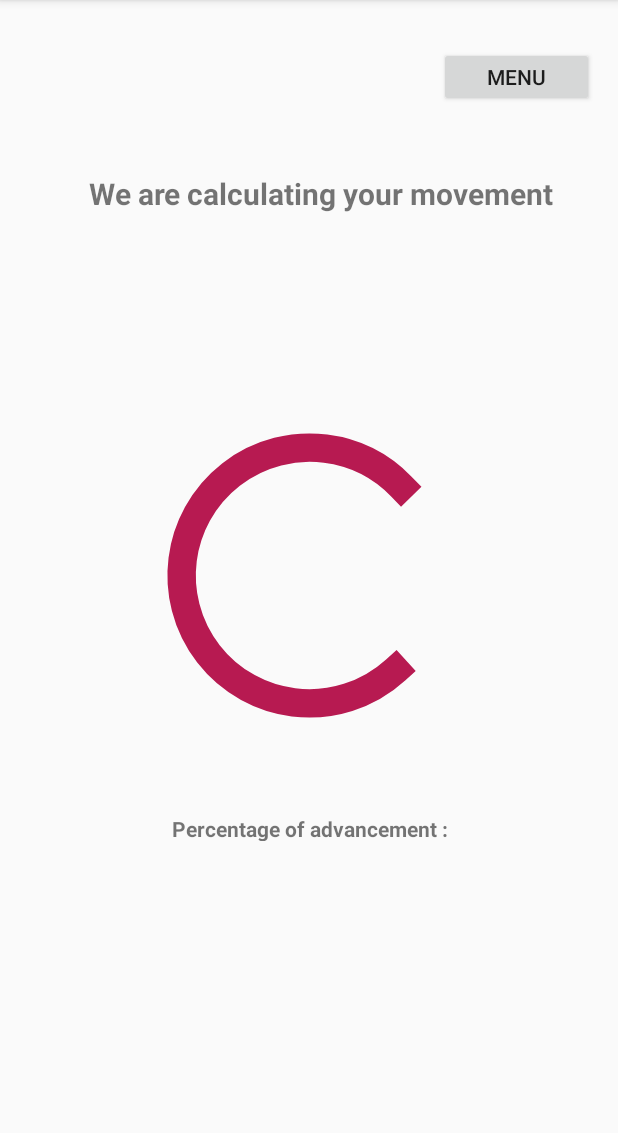
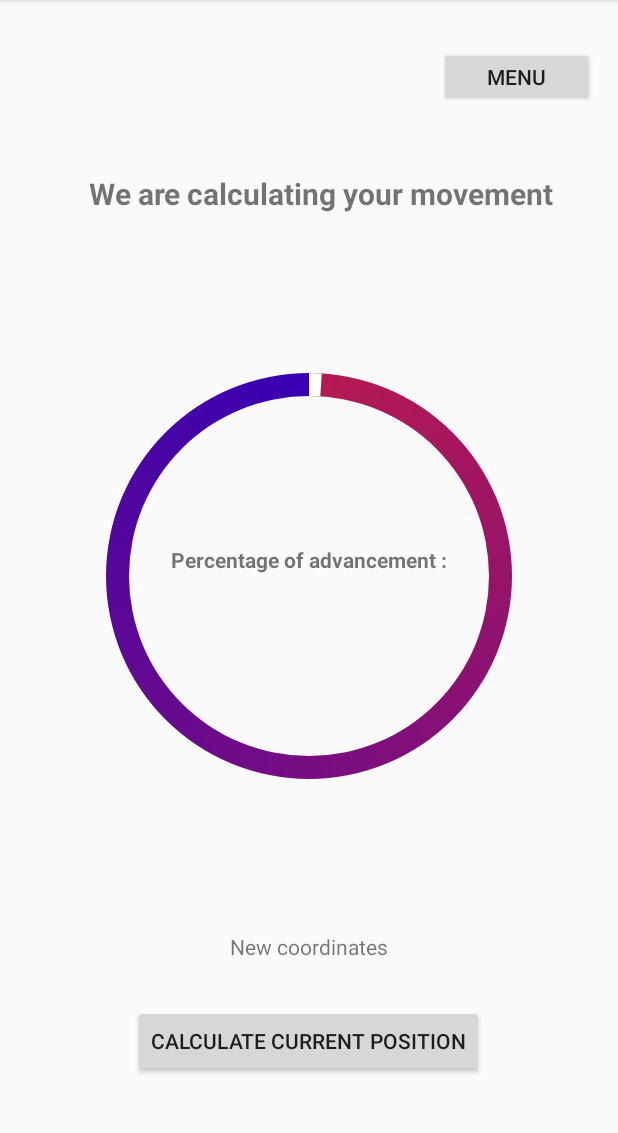
Before and after one commit to GEL63870/SensorApps_Lab4, an Android app: the GPS_Calculator screen opened directly, with no data from a screen before it, on a phone screen of 412 x 824 dp, the part 84-1217 px from its top. Run offline under Robolectric (Android 15) with nearby library versions, the phone set to English and light mode, and no system bars.

Commit message:
3rd app final push

```diff
--- a/app/src/main/java/pl/com/pwr/mysensorapp_lab4_257160/GPS_Calculator.java
+++ b/app/src/main/java/pl/com/pwr/mysensorapp_lab4_257160/GPS_Calculator.java
@@ -1,34 +1,150 @@
 package pl.com.pwr.mysensorapp_lab4_257160;
 
+import android.Manifest;
 import android.content.Intent;
+import android.content.pm.PackageManager;
+import android.os.Build;
 import android.os.Bundle;
+import android.os.Looper;
 import android.view.View;
 import android.widget.Button;
 import android.widget.ProgressBar;
 import android.widget.TextView;
 
-import androidx.appcompat.app.AppCompatActivity;
+import androidx.annotation.RequiresApi;
+import androidx.core.app.ActivityCompat;
+import androidx.core.content.ContextCompat;
 
-public class GPS_Calculator extends AppCompatActivity {
+import com.google.android.gms.location.LocationCallback;
+import com.google.android.gms.location.LocationRequest;
+import com.google.android.gms.location.LocationResult;
+import com.google.android.gms.location.LocationServices;
 
-    private Button menu_btn;
-    private TextView textView, advanceView;
+public class GPS_Calculator extends MainGPSApp {
+
+    private Button menu_btn, calcul_btn;
+    private TextView textView, advanceView, tempo;
     private ProgressBar mProgressBar;
+    private static final int REQUEST_CODE_LOCATION_PERMISSION = 1;
+    public double initial_lat, initial_long;
+    public int distance_selected;
+    private double new_lat, new_long;
 
-
+    @RequiresApi(api = Build.VERSION_CODES.M)
     @Override
     protected void onCreate(Bundle savedInstanceState) {
         super.onCreate(savedInstanceState);
         setContentView(R.layout.gps_calculator);
 
         back_to_menu();
+        start_calculate();
 
         textView = findViewById(R.id.welcome_calculator);
         advanceView = findViewById(R.id.advancement);
 
-        mProgressBar = findViewById(R.id.progressBar);
+        mProgressBar = findViewById(R.id.circle_progress_bar);
+        mProgressBar.setProgress(1); // Initialisation
+
+        tempo = findViewById(R.id.temp_coord);
+
+
+        if (savedInstanceState == null) {
+            Bundle extras = getIntent().getExtras();
+            if(extras == null) {
+                initial_lat = 0.0;
+                initial_long = 0.0;
+                distance_selected = 0;
+
+            } else {
+                initial_lat = extras.getDouble("First_latitude");
+                initial_long = extras.getDouble("First_longitude");
+                distance_selected = extras.getInt("Distance_selected");
+            }
+        } else {
+            initial_lat = (Double) savedInstanceState.getSerializable("First_latitude");
+            initial_long = (Double) savedInstanceState.getSerializable("First_longitude");
+            distance_selected = (Integer) savedInstanceState.getSerializable("First_longitude");
+        }
+    }
+
+
+
+
+
+    private void start_calculate(){
+        calcul_btn = findViewById(R.id.calculate_btn);
+        calcul_btn.setOnClickListener(new View.OnClickListener() {
+            @Override
+            public void onClick(View v) {
+                // Calculate new coord + modify graphic + modify textview
+                if (ContextCompat.checkSelfPermission(getApplicationContext(), Manifest.permission.ACCESS_FINE_LOCATION)
+                        != PackageManager.PERMISSION_GRANTED) {
+                    ActivityCompat.requestPermissions(GPS_Calculator.this, new String [] {Manifest.permission.ACCESS_FINE_LOCATION}, REQUEST_CODE_LOCATION_PERMISSION);
+
+                } else {
+                    getCurrentLocation();
+                }
+            }
+        });
 
     }
+
+    private void getCurrentLocation() {
+
+        LocationRequest locationRequest = new LocationRequest();
+        locationRequest.setInterval(10000);
+        locationRequest.setFastestInterval(3000);
+        locationRequest.setPriority(LocationRequest.PRIORITY_HIGH_ACCURACY);
+
+        LocationServices.getFusedLocationProviderClient(GPS_Calculator.this).requestLocationUpdates(locationRequest, new LocationCallback() {
+            @Override
+            public void onLocationResult(LocationResult locationResult) {
+                super.onLocationResult(locationResult);
+                LocationServices.getFusedLocationProviderClient(GPS_Calculator.this).removeLocationUpdates(this);
+                if (locationResult != null && locationResult.getLocations().size() > 0) {
+                    int latestLocationIndex = locationResult.getLocations().size() - 1;
+                    new_lat = locationResult.getLocations().get(latestLocationIndex).getLatitude();
+                    new_long = locationResult.getLocations().get(latestLocationIndex).getLongitude();
+                    tempo.setText(String.format("Lat.: %s | Long.: %s", new_lat, new_long));
+
+                    calculate_distance();
+                }
+            }
+        }, Looper.getMainLooper());
+
+    }
+
+    private void calculate_distance() {
+        Float init_lat_float = (float)initial_lat;
+        Float init_long_float = (float)initial_long;
+        Float new_lat_float = (float)new_lat;
+        Float new_long_float = (float)new_long;
+
+        Float lat_difference_degree = (new_lat_float - init_lat_float);
+        Float long_difference_degree = (new_long_float - init_long_float);
+
+        // One ° of Latitude = 111km | One ° of Longitude = 80km (in Europe)
+        Float lat_difference_distance = lat_difference_degree * 111000;
+        Float long_difference_distance = long_difference_degree * 80000;
+
+        Float square_lat = lat_difference_distance * lat_difference_distance;
+        Float square_long = long_difference_distance * long_difference_distance;
+
+        Float sum = square_lat + square_long;
+        Float distance_float = (float)Math.sqrt(sum);
+
+        String str = Float.toString(distance_float);
+        int distance = Integer.parseInt(str);
+        int advancement = ((distance / distance_selected)*100);
+        int real = 100-advancement;
+        mProgressBar.setProgress(real);
+        advanceView.setText("Percentage of advancement : " + advancement + " | Distance done :  " + distance );
+
+    }
+
+
+
+
 
     private void back_to_menu() {
         menu_btn = findViewById(R.id.menu_button);
--- a/app/src/main/java/pl/com/pwr/mysensorapp_lab4_257160/MainGPSApp.java
+++ b/app/src/main/java/pl/com/pwr/mysensorapp_lab4_257160/MainGPSApp.java
@@ -32,7 +32,9 @@ public class MainGPSApp extends AppCompatActivity  {
     private TextView textView, coordinatesView, lengthView, description;
     private Button menu_btn, init_gps, launch_btn;
     private SeekBar selected_length;
-    private int min, max, step;
+    private int min, max, step, distance_max_selected;
+
+    public double initial_lat, initial_long;
 
     private LocationManager locationManager;
     private LocationListener locationListener;
@@ -48,6 +50,7 @@ public class MainGPSApp extends AppCompatActivity  {
         // Method that can be launch from onCreateMethod
         back_to_menu();
         launch_Calculator();
+        SeekBar_Selection();
 
         // Initialisation of all XML objects designed
         textView = findViewById(R.id.welcome_gps);
@@ -56,32 +59,8 @@ public class MainGPSApp extends AppCompatActivity  {
         init_gps = findViewById(R.id.start_location);
         lengthView = findViewById(R.id.length_view);
 
-        // Initialisation of the SeekBar (for selecting maximal distance available for the user)
-        selected_length = findViewById(R.id.select_length);
-        step = 1;
-        min = 1;
-        max = 100;
-        selected_length.setMax((max - min / step));
-        selected_length.setProgress(step);
-            // If you want to take the number of km selected, just use progress as a int
-        selected_length.setOnSeekBarChangeListener(new SeekBar.OnSeekBarChangeListener() {
-            @Override
-            public void onProgressChanged(SeekBar seekBar, int progress, boolean fromUser) {
-                double value = min + (progress * step);
-                lengthView.setText("Selected length : " + progress + "km");
 
-            }
 
-            @Override
-            public void onStartTrackingTouch(SeekBar seekBar) {
-
-            }
-
-            @Override
-            public void onStopTrackingTouch(SeekBar seekBar) {
-
-            }
-        });
 
         // Initialisation of the initial location button
 
@@ -98,6 +77,37 @@ public class MainGPSApp extends AppCompatActivity  {
             }
 
         });
+    }
+
+    // Initialisation of the SeekBar (for selecting maximal distance available for the user)
+    public void SeekBar_Selection() {
+        selected_length = findViewById(R.id.select_length);
+        step = 1;
+        min = 1;
+        max = 100;
+        selected_length.setMax((max - min / step));
+        selected_length.setProgress(step);
+        // If you want to take the number of km selected, just use progress as a int
+        selected_length.setOnSeekBarChangeListener(new SeekBar.OnSeekBarChangeListener() {
+            @Override
+            public void onProgressChanged(SeekBar seekBar, int progress, boolean fromUser) {
+                double value = min + (progress * step);
+                lengthView.setText("Selected length : " + progress + "meters");
+                distance_max_selected = progress;
+            }
+
+            @Override
+            public void onStartTrackingTouch(SeekBar seekBar) {
+
+            }
+
+            @Override
+            public void onStopTrackingTouch(SeekBar seekBar) {
+
+            }
+        });
+
+
     }
 
     @Override
@@ -126,9 +136,10 @@ public class MainGPSApp extends AppCompatActivity  {
                 LocationServices.getFusedLocationProviderClient(MainGPSApp.this).removeLocationUpdates(this);
                 if (locationResult != null && locationResult.getLocations().size() > 0) {
                     int latestLocationIndex = locationResult.getLocations().size() -1;
-                    double latitude = locationResult.getLocations().get(latestLocationIndex).getLatitude();
-                    double longitude = locationResult.getLocations().get(latestLocationIndex).getLongitude();
-                    coordinatesView.setText(String.format("Lat.: %s | Long.: %s", latitude, longitude));
+                    initial_lat = locationResult.getLocations().get(latestLocationIndex).getLatitude();
+                    initial_long = locationResult.getLocations().get(latestLocationIndex).getLongitude();
+                    coordinatesView.setText(String.format("Lat.: %s | Long.: %s", initial_lat, initial_long));
+
                 }
             }
     }, Looper.getMainLooper());
@@ -145,6 +156,9 @@ public class MainGPSApp extends AppCompatActivity  {
             @Override
             public void onClick(View v) {
                 Intent intent = new Intent(MainGPSApp.this, GPS_Calculator.class);
+                intent.putExtra("First_latitude", initial_lat);
+                intent.putExtra("First_longitude", initial_long);
+                intent.putExtra("Distance_selected", distance_max_selected);
                 startActivity(intent);
             }
         });
--- /dev/null
+++ b/app/src/main/res/drawable/circle_progress_background.xml
@@ -0,0 +1,15 @@
+<?xml version="1.0" encoding="utf-8"?>
+<layer-list xmlns:android="http://schemas.android.com/apk/res/android" >
+    <item android:id="@android:id/progress">
+        <shape
+            android:innerRadius="120dp"
+            android:shape="ring"
+            android:thickness="15dp">
+
+            <gradient
+                android:startColor="@color/Object"
+                android:endColor="@color/colorPrimaryDark"
+                android:type="sweep" />
+        </shape>
+    </item>
+</layer-list>
--- /dev/null
+++ b/app/src/main/res/drawable/circle_progress_foreground.xml
@@ -0,0 +1,16 @@
+<?xml version="1.0" encoding="utf-8"?>
+<layer-list xmlns:android="http://schemas.android.com/apk/res/android" >
+    <item android:id="@android:id/progress">
+        <shape
+            android:innerRadius="120dp"
+            android:shape="ring"
+            android:thickness="15dp"
+            android:useLevel="true">
+
+            <gradient
+                android:startColor="#FFFFFF"
+                android:endColor="#FFFFFF"
+                android:type="sweep" />
+        </shape>
+    </item>
+</layer-list>
--- a/app/src/main/res/layout/gps_calculator.xml
+++ b/app/src/main/res/layout/gps_calculator.xml
@@ -2,9 +2,9 @@
 <androidx.constraintlayout.widget.ConstraintLayout
     xmlns:android="http://schemas.android.com/apk/res/android"
     xmlns:app="http://schemas.android.com/apk/res-auto"
+    xmlns:tools="http://schemas.android.com/tools"
     android:layout_width="match_parent"
     android:layout_height="match_parent">
-
 
     <TextView
         android:id="@+id/welcome_calculator"
@@ -32,30 +32,68 @@
         app:layout_constraintTop_toTopOf="parent"
         app:layout_constraintVertical_bias="0.043" />
 
+    <Button
+        android:id="@+id/calculate_btn"
+        android:layout_width="wrap_content"
+        android:layout_height="wrap_content"
+        android:layout_marginBottom="50dp"
+        android:text="@string/calculate_current_position"
+        app:layout_constraintBottom_toBottomOf="@+id/progressBar2"
+        app:layout_constraintEnd_toEndOf="parent"
+        app:layout_constraintHorizontal_bias="0.497"
+        app:layout_constraintStart_toStartOf="parent" />
+
     <ProgressBar
-        android:id="@+id/progressBar"
-        style="?android:attr/progressBarStyle"
-        android:layout_width="227dp"
-        android:layout_height="229dp"
-        android:indeterminateTint="@color/Object"
-        app:layout_constraintBottom_toBottomOf="parent"
-        app:layout_constraintEnd_toEndOf="parent"
-        app:layout_constraintStart_toStartOf="parent"
-        app:layout_constraintTop_toTopOf="parent" />
+        android:id="@+id/progressBar2"
+        style="?android:attr/progressBarStyleHorizontal"
+        android:layout_width="match_parent"
+        android:layout_height="match_parent"
+        android:layout_centerInParent="true"
+        android:indeterminate="false"
+        android:max="100"
+        android:progress="100"
+        android:rotation="-90"
+        android:progressDrawable="@drawable/circle_progress_background" />
+
+
+    <ProgressBar
+        android:id="@+id/circle_progress_bar"
+        style="?android:attr/progressBarStyleHorizontal"
+        android:layout_width="match_parent"
+        android:layout_height="match_parent"
+        android:layout_centerInParent="true"
+        android:indeterminate="false"
+        android:max="100"
+        android:progressDrawable="@drawable/circle_progress_foreground"
+        android:rotation="-90"
+        tools:layout_editor_absoluteX="-15dp"
+        tools:layout_editor_absoluteY="-16dp" />
 
     <TextView
         android:id="@+id/advancement"
-        android:layout_width="222dp"
-        android:layout_height="18dp"
+        android:layout_width="216dp"
+        android:layout_height="75dp"
         android:gravity="center"
+        android:maxLines="3"
         android:text="@string/percentage_of_advancement"
         android:textStyle="bold"
-        android:maxLines="3"
         app:layout_constraintBottom_toBottomOf="parent"
         app:layout_constraintEnd_toEndOf="parent"
+        app:layout_constraintHorizontal_bias="0.497"
         app:layout_constraintStart_toStartOf="parent"
-        app:layout_constraintTop_toBottomOf="@+id/progressBar"
-        app:layout_constraintVertical_bias="0.176" />
+        app:layout_constraintTop_toBottomOf="@+id/welcome_calculator"
+        app:layout_constraintVertical_bias="0.35" />
+
+    <TextView
+        android:id="@+id/temp_coord"
+        android:layout_width="wrap_content"
+        android:layout_height="wrap_content"
+        android:text="@string/new_coordinates"
+        app:layout_constraintBottom_toTopOf="@+id/calculate_btn"
+        app:layout_constraintEnd_toEndOf="parent"
+        app:layout_constraintStart_toStartOf="parent"
+        app:layout_constraintTop_toBottomOf="@+id/advancement"
+        app:layout_constraintVertical_bias="0.877" />
 
 
 </androidx.constraintlayout.widget.ConstraintLayout>
--- a/app/src/main/res/layout/main_gps_app.xml
+++ b/app/src/main/res/layout/main_gps_app.xml
@@ -42,7 +42,7 @@
         android:gravity="center"
         android:maxLines="4"
         android:text="@string/thanks_to_your_initial_coordinates_this_app_will_help_you_to_calculate_in_real_time_the_max_distance_you_can_make_and_inform_you_when_you_leave_the_authorized_area"
-        android:textSize="16sp"
+        android:textSize="14sp"
         app:layout_constraintBottom_toTopOf="@+id/start_location"
         app:layout_constraintEnd_toEndOf="parent"
         app:layout_constraintStart_toStartOf="parent"
--- a/app/src/main/res/values/strings.xml
+++ b/app/src/main/res/values/strings.xml
@@ -28,8 +28,10 @@
     <string name="this_game_use_accelerometer_sensor_n_if_the_ball_touch_an_edge_n_you_loose">This game use accelerometer sensor. \n If the ball touch an edge : \n You loose !</string>
     <string name="launch_process">Launch_Process</string>
     <string name="select_the_maximal_length">Select the maximal length :</string>
-    <string name="thanks_to_your_initial_coordinates_this_app_will_help_you_to_calculate_in_real_time_the_max_distance_you_can_make_and_inform_you_when_you_leave_the_authorized_area">Thanks to your initial coordinates, this app will help you to calculate in real time the max. distance you can make and inform you when you leave the authorized area.</string>
+    <string name="thanks_to_your_initial_coordinates_this_app_will_help_you_to_calculate_in_real_time_the_max_distance_you_can_make_and_inform_you_when_you_leave_the_authorized_area">Thanks to your initial coordinates, this app will help you to calculate in real time the max. distance you can make and inform you when you leave the authorized area. Please Activate Localisation (GPS) before initialise.</string>
     <string name="percentage_of_advancement">Percentage of advancement :</string>
     <string name="we_are_calculating_your_movement">We are calculating your movement</string>
+    <string name="calculate_current_position">Calculate current position</string>
+    <string name="new_coordinates">New coordinates</string>
 
 </resources>
```
